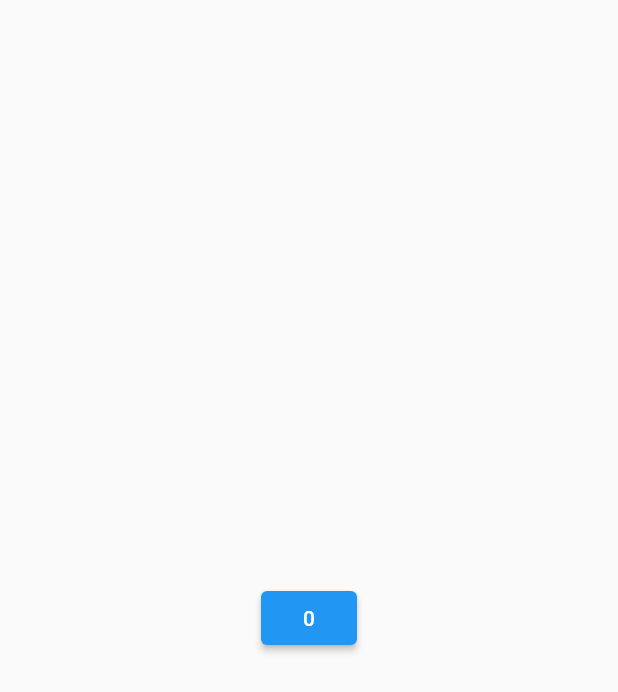
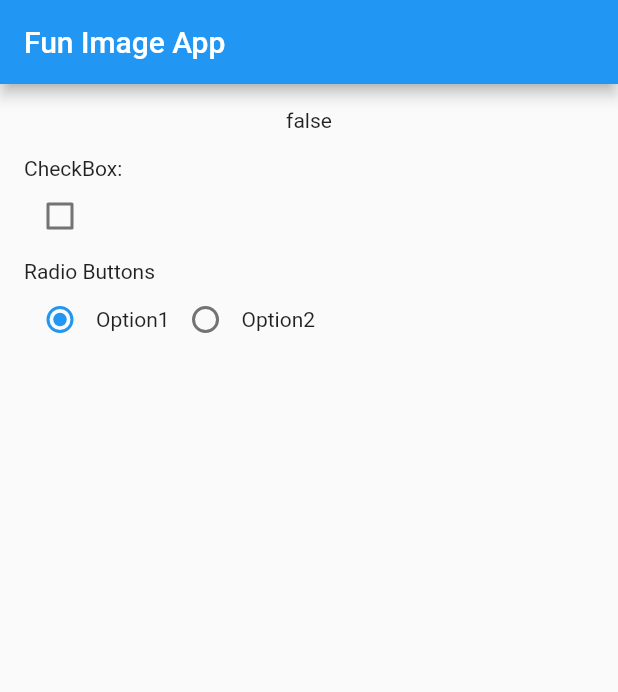
Before and after one commit to stufit/first_inflearn_flutter, a Flutter app: the screen it shows after launch, on a phone screen of 412 x 824 dp. Shown: the top 692 px of the screen. Run offline on Flutter 3.47's test engine with Material 2 defaults, Android fonts, the phone set to English and light mode, and no system bars.

Commit message:
Checkbox, Radio와 Stateful Widget

```diff
--- a/lib/main.dart
+++ b/lib/main.dart
@@ -12,21 +12,63 @@ class MyApp extends StatefulWidget {
 }
 
 class _MyAppState extends State<MyApp> {
-  int _count = 0;
+  bool? _checkBoxValue = false;
+  String _radioValue = 'Option 1';
 
   @override
   Widget build(BuildContext context) {
     return MaterialApp(
       home: Scaffold(
-        body: Center(
-            child: ElevatedButton(
-          child: Text('$_count'),
-        onPressed: () {
-            setState(() {
-              _count++;
-            });
-        }
-            ),
+        appBar: AppBar(title: Text('Fun Image App')),
+        body: Container(
+          padding: EdgeInsets.all(16),
+          child: Column(
+            crossAxisAlignment: CrossAxisAlignment.start,
+            children: [
+              Center(
+                child: Text('$_checkBoxValue'),
+              ),
+              SizedBox(height: 16),
+              Text('CheckBox:'),
+              Checkbox(
+                  value: _checkBoxValue,
+                  onChanged: (value) {
+                    setState(() {
+                      _checkBoxValue = value;
+                    });
+                    print(value);
+                  }),
+              SizedBox(height: 5),
+              Text('Radio Buttons'),
+              Row(
+                children: [
+                  Radio(
+                    value: 'Option 1',
+                    groupValue: _radioValue,
+                    onChanged: (value) {
+                      setState(() {
+                        _radioValue = value.toString();
+                      });
+                      print('Option1 value: $value');
+                    },
+                  ),
+                  Text('Option1'),
+                  Radio(
+                    value: 'Option 2',
+                    groupValue: _radioValue,
+                    onChanged: (value) {
+                      setState(() {
+                        _radioValue = value.toString();
+                      });
+
+                      print('Option2 value: $value');
+                    },
+                  ),
+                  Text('Option2'),
+                ],
+              )
+            ],
+          ),
         ),
       ),
     );
```
